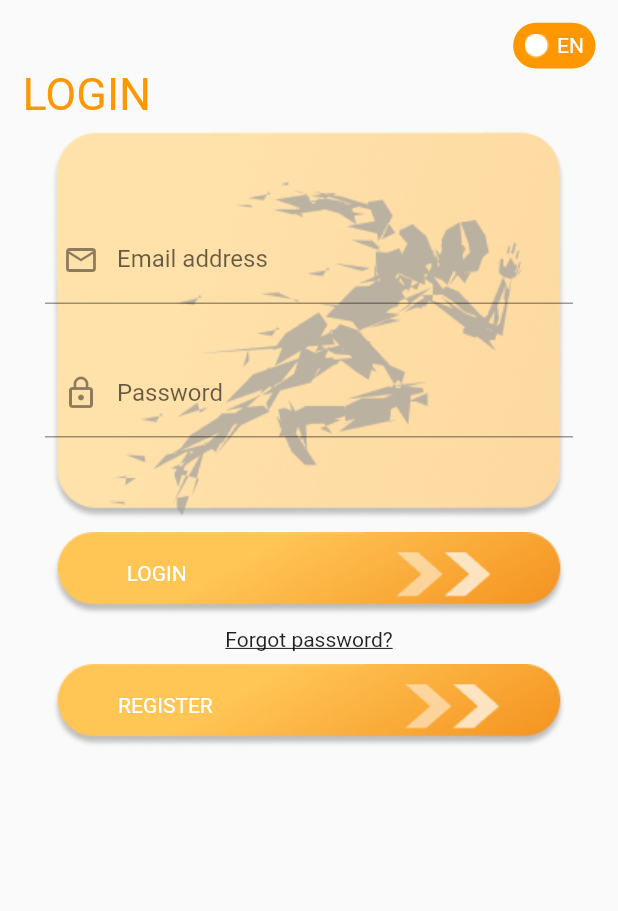
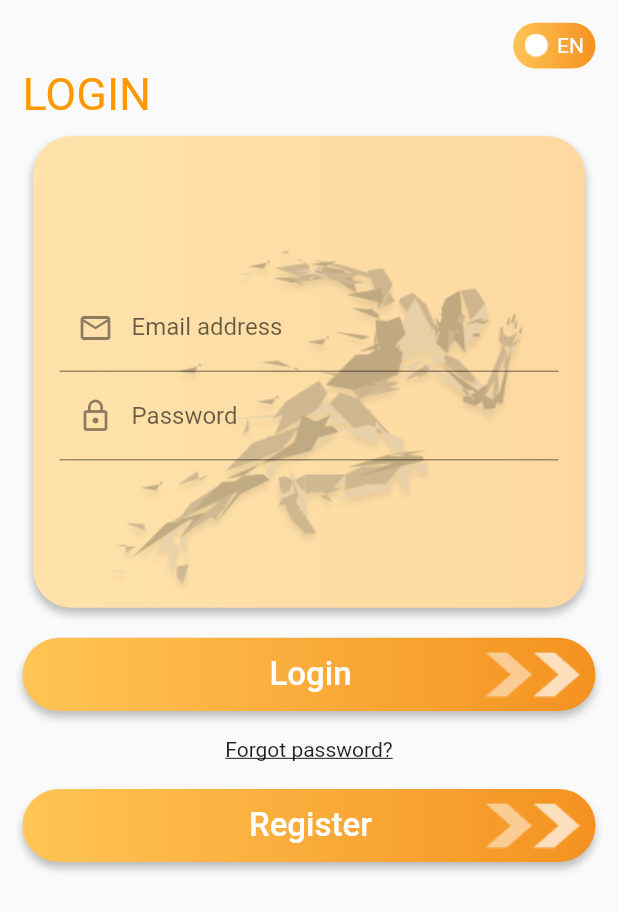
Before and after one commit to xnphu/Flutter, a Flutter app: the screen it shows after launch, on a phone screen of 412 x 824 dp. Shown: the top 911 px of the screen. Run offline on Flutter 3.47's test engine with Material 2 defaults, Android fonts, the phone set to English and light mode, and no system bars; our stand-ins replace dio, flutter_datetime_picker.

Commit message:
add ui register screen

```diff
--- a/flutter_trip_challenger/lib/login.dart
+++ b/flutter_trip_challenger/lib/login.dart
@@ -1,6 +1,10 @@
 import 'package:flutter/cupertino.dart';
 import 'package:flutter/material.dart';
+import 'package:flutter_trip_challenger/register.dart';
+import 'package:flutter_trip_challenger/utils/hex_color.dart';
 import 'package:flutter_trip_challenger/utils/support_device.dart';
+import 'package:flutter_trip_challenger/utils/widgets/orange_button.dart';
+import 'package:flutter_trip_challenger/utils/widgets/text_field_with_icon.dart';
 
 class LoginPage extends StatefulWidget {
   LoginPage({Key key, this.title}) : super(key: key);
@@ -25,6 +29,7 @@ class _LoginPageState extends State<LoginPage> {
         child: SafeArea(
           child: Container(
             padding: EdgeInsets.symmetric(horizontal: 15),
+            height: MediaQuery.of(context).size.height,
             child: Column(
               children: <Widget>[
                 SizedBox(height: mHeight(context: context, height: 15)),
@@ -35,6 +40,8 @@ class _LoginPageState extends State<LoginPage> {
                       crossAxisAlignment: CrossAxisAlignment.end,
                       children: <Widget>[
                         InkWell(
+                          highlightColor: Colors.white,
+                          radius: 0,
                           onTap: () {
                             setState(() {
                               isOpen = !isOpen;
@@ -44,7 +51,13 @@ class _LoginPageState extends State<LoginPage> {
                             width: mWidth(context: context, width: 50),
                             height: mHeight(context: context, height: 30),
                             decoration: BoxDecoration(
-                              color: Colors.orange,
+                              gradient: LinearGradient(
+                                  begin: Alignment.centerLeft,
+                                  end: Alignment.centerRight,
+                                  colors: [
+                                    HexColor('#FFC555'),
+                                    HexColor('#F49220')
+                                  ]),
                               borderRadius: BorderRadius.circular(
                                   mHeight(context: context, height: 15)),
                             ),
@@ -56,7 +69,8 @@ class _LoginPageState extends State<LoginPage> {
                                   image: AssetImage('assets/images/round.png'),
                                   fit: BoxFit.cover,
                                 ),
-                                SizedBox(width: mWidth(context: context, width: 5)),
+                                SizedBox(
+                                    width: mWidth(context: context, width: 5)),
                                 Text(
                                   'EN',
                                   style: TextStyle(
@@ -72,10 +86,6 @@ class _LoginPageState extends State<LoginPage> {
                     ),
                   ],
                 ),
-//                Container(
-//
-//                  child: languageMenu(isOpen),
-//                ),
                 Row(
                   mainAxisAlignment: MainAxisAlignment.start,
                   children: <Widget>[
@@ -90,42 +100,77 @@ class _LoginPageState extends State<LoginPage> {
                     ),
                   ],
                 ),
-                Stack(
-//                  fit: StackFit.expand,
+                Padding(
+                  padding:
+                      const EdgeInsets.symmetric(horizontal: 0, vertical: 10),
+                  child: Container(
+                    width: mWidth(context: context, width: 335),
+                    height: mHeight(context: context, height: 310),
+                    decoration: BoxDecoration(
+                      boxShadow: [
+                        BoxShadow(
+                            color:
+                                Color.fromARGB((0.25 * 255).toInt(), 0, 0, 0),
+                            offset: Offset(0, 4),
+                            blurRadius: 4)
+                      ],
+                      gradient: LinearGradient(
+                          begin: Alignment.centerLeft,
+                          end: Alignment.centerRight,
+                          colors: [HexColor('#FFE2AA'), HexColor('#FDD9A1')]),
+                      borderRadius: BorderRadius.circular(26),
+                    ),
+                    child: Stack(
                       alignment: Alignment.center,
-                  overflow: Overflow.clip,
                       children: <Widget>[
-                    Image(
-                      image: AssetImage(
-                          'assets/images/input-field-background.png'),
+                        Positioned(
+                          bottom: 5,
+                          child: Image(
+                            image: AssetImage('assets/images/flash-grey.png'),
                             fit: BoxFit.cover,
                           ),
-                    Image(
-                      color: Colors.grey,
-                      image: AssetImage('assets/images/flash.png'),
-                      fit: BoxFit.cover,
                         ),
-                    Column(
+                        Container(
+                          width: mWidth(context: context, width: 330),
+                          padding: EdgeInsets.symmetric(vertical: 15, horizontal: 15),
+                          child: Column(
+                            mainAxisAlignment: MainAxisAlignment.center,
                             children: <Widget>[
-                        _textField('Email address', false, email,
+                              textFieldWithIcon('Email address', false, email,
                                   Icon(Icons.mail_outline)),
-                        _textField('Password', true, password,
+                              textFieldWithIcon('Password', true, password,
                                   Icon(Icons.lock_outline)),
                             ],
                           ),
+                        ),
                       ],
                     ),
-                button('LOGIN'),
+                  ),
+                ),
+                InkWell(
+                  highlightColor: Colors.white,
+                  radius: 0,
+                  onTap: () {},
+                  child: button(context: context, text: 'Login'),
+                ),
                 Padding(
                   padding: const EdgeInsets.symmetric(vertical: 8),
                   child: Text(
                     'Forgot password?',
-                    style: TextStyle(
-                      decoration: TextDecoration.underline
+                    style: TextStyle(decoration: TextDecoration.underline),
                   ),
                 ),
+                InkWell(
+                  highlightColor: Colors.white,
+                  radius: 0,
+                  onTap: () {
+                    Navigator.push(
+                      context,
+                      MaterialPageRoute(builder: (context) => RegisterPage()),
+                    );
+                  },
+                  child: button(context: context, text: 'Register'),
                 ),
-                button('REGISTER'),
               ],
             ),
           ),
@@ -133,73 +178,16 @@ class _LoginPageState extends State<LoginPage> {
       ),
     );
   }
-}
 
-_textField(String placeholder, bool isObscureText,
-    TextEditingController controller, Icon icon) {
-  return Padding(
-    padding: const EdgeInsets.symmetric(vertical: 15, horizontal: 15),
-    child: TextField(
-      controller: controller,
-      obscureText: isObscureText,
-      decoration: InputDecoration(
-        border: UnderlineInputBorder(),
-        labelText: placeholder,
-        prefixIcon: icon,
-      ),
-    ),
+  languageMenu(bool isOpen) {
+    if (isOpen == true) {
+      return Image(
+        image: AssetImage('assets/images/language-menu.png'),
+        fit: BoxFit.cover,
+      );
+    } else
+      return SizedBox(
+        height: 0,
       );
   }
-languageMenu (bool isOpen) {
-    if(isOpen == true){
-      return Image(
-        image: AssetImage(
-            'assets/images/language-menu.png'),
-        fit: BoxFit.cover,
-      );
 }
-    else return SizedBox(height: 0,);
-}
-
-button(String text) {
-  return InkWell(
-    onTap: () {},
-    child: Container(
-      child: Stack(
-        alignment: Alignment.center,
-        children: <Widget>[
-          Image(
-            image: AssetImage('assets/images/orange-button.png'),
-            fit: BoxFit.cover,
-          ),
-          Row(
-            mainAxisAlignment: MainAxisAlignment.spaceAround,
-            children: <Widget>[
-              Text(
-                text,
-                style: TextStyle(
-                  color: Colors.white,
-                ),
-              ),
-              Row(
-                mainAxisAlignment: MainAxisAlignment.end,
-                children: <Widget>[
-                  Image(
-                    image: AssetImage(
-                        'assets/images/arrow-grey.png'),
-                    fit: BoxFit.cover,
-                  ),
-                  Image(
-                    image: AssetImage(
-                        'assets/images/arrow-white.png'),
-                    fit: BoxFit.cover,
-                  ),
-                ],
-              ),
-            ],
-          ),
-        ],
-      ),
-    ),
-  );
-}
--- /dev/null
+++ b/flutter_trip_challenger/lib/utils/hex_color.dart
@@ -0,0 +1,13 @@
+import 'package:flutter/material.dart';
+
+class HexColor extends Color {
+  static int _getColorFromHex(String hexColor) {
+    hexColor = hexColor.toUpperCase().replaceAll("#", "");
+    if (hexColor.length == 6) {
+      hexColor = "FF" + hexColor;
+    }
+    return int.parse(hexColor, radix: 16);
+  }
+
+  HexColor(final String hexColor) : super(_getColorFromHex(hexColor));
+}
--- /dev/null
+++ b/flutter_trip_challenger/lib/utils/widgets/orange_button.dart
@@ -0,0 +1,57 @@
+import 'package:flutter/material.dart';
+
+import '../hex_color.dart';
+import '../support_device.dart';
+
+button({BuildContext context, String text}) {
+  return Padding(
+    padding: const EdgeInsets.symmetric(vertical: 10),
+    child: Container(
+      height: mHeight(context: context, height: 48),
+      padding: EdgeInsets.symmetric(horizontal: 10),
+      decoration: BoxDecoration(
+        boxShadow: [
+          BoxShadow(
+            color: Color.fromARGB((0.25 * 255).toInt(), 0, 0, 0),
+            offset: Offset(0, 4),
+            blurRadius: 4,
+          )
+        ],
+        gradient: LinearGradient(
+            begin: Alignment.centerLeft,
+            end: Alignment.centerRight,
+            colors: [HexColor('#FFC555'), HexColor('#F49220')]),
+        borderRadius: BorderRadius.circular(26),
+      ),
+      child: Row(
+        mainAxisAlignment: MainAxisAlignment.spaceBetween,
+        children: <Widget>[
+          SizedBox(
+            width: mWidth(context: context, width: 60),
+          ),
+          Text(
+            text,
+            style: TextStyle(
+              color: Colors.white,
+              fontStyle: FontStyle.normal,
+              fontSize: 22,
+              fontWeight: FontWeight.w500,
+            ),
+          ),
+          Row(
+            children: <Widget>[
+              Image(
+                image: AssetImage('assets/images/arrow-grey.png'),
+                fit: BoxFit.cover,
+              ),
+              Image(
+                image: AssetImage('assets/images/arrow-white.png'),
+                fit: BoxFit.cover,
+              ),
+            ],
+          ),
+        ],
+      ),
+    ),
+  );
+}
--- /dev/null
+++ b/flutter_trip_challenger/lib/utils/widgets/text_field_with_icon.dart
@@ -0,0 +1,14 @@
+import 'package:flutter/material.dart';
+
+textFieldWithIcon(String placeholder, bool isObscureText,
+    TextEditingController controller, Icon icon) {
+  return TextField(
+    controller: controller,
+    obscureText: isObscureText,
+    decoration: InputDecoration(
+      border: UnderlineInputBorder(),
+      labelText: placeholder,
+      prefixIcon: icon,
+    ),
+  );
+}
--- a/flutter_trip_challenger/pubspec.yaml
+++ b/flutter_trip_challenger/pubspec.yaml
@@ -23,6 +23,8 @@ environment:
 dependencies:
   flutter:
     sdk: flutter
+  flutter_datetime_picker: ^1.3.8
+  intl: ^0.16.1
 
 
   # The following adds the Cupertino Icons font to your application.
```
Also changed, not shown: flutter_trip_challenger/lib/register.dart (added, +206 -0 lines), flutter_trip_challenger/assets/images/flash-grey.png (added), flutter_trip_challenger/pubspec.lock. Lines whose indentation alone changed are shown as unchanged.
